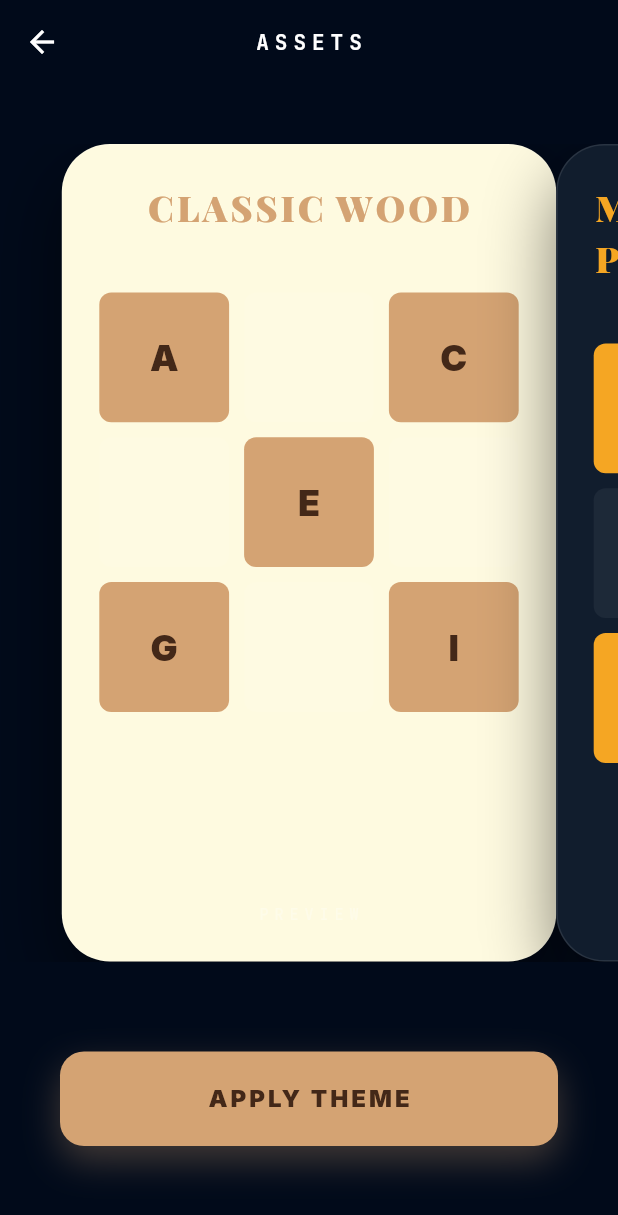
After one commit to The-honoured1/scrabble, a Flutter app: the AssetManagementScreen screen opened directly, on a phone screen of 412 x 824 dp. The commit adds this screen. Shown: the top 1215 px of the screen. Run offline on Flutter 3.47's test engine with Material 3 defaults, Android fonts, the light colour scheme and no system bars; our stand-ins replace animated_flip_counter, animated_text_kit, confetti, flutter_staggered_animations, google_fonts, shimmer; network calls fail; statements that could not run were skipped.

Commit message:
feat: integrate dictionary validation with shake feedback and add asset management screen to settings

```diff
--- a/lib/main.dart
+++ b/lib/main.dart
@@ -2,7 +2,11 @@ import 'package:flutter/material.dart';
 import 'package:scrabble/core/theme.dart';
 import 'package:scrabble/presentation/screens/splash_screen.dart';
 
-void main() {
+import 'package:scrabble/services/dictionary_service.dart';
+
+void main() async {
+  WidgetsFlutterBinding.ensureInitialized();
+  await DictionaryService().loadDictionary();
   runApp(const ScrabbleApp());
 }
 
--- /dev/null
+++ b/lib/presentation/screens/asset_management_screen.dart
@@ -0,0 +1,242 @@
+import 'package:flutter/material.dart';
+import 'package:google_fonts/google_fonts.dart';
+import 'package:scrabble/core/theme.dart';
+import 'package:scrabble/core/motion.dart';
+import 'package:flutter_staggered_animations/flutter_staggered_animations.dart';
+
+class AssetManagementScreen extends StatefulWidget {
+  const AssetManagementScreen({super.key});
+
+  @override
+  State<AssetManagementScreen> createState() => _AssetManagementScreenState();
+}
+
+class _AssetManagementScreenState extends State<AssetManagementScreen> {
+  final PageController _pageController = PageController(viewportFraction: 0.8);
+  int _currentPack = 0;
+
+  final List<AssetPack> _packs = [
+    AssetPack(
+      name: 'CLASSIC WOOD',
+      tileColor: const Color(0xFFD4A373),
+      textColor: const Color(0xFF432818),
+      boardColor: const Color(0xFFFEFAE0),
+      premiumColor: const Color(0xFFBC6C25),
+    ),
+    AssetPack(
+      name: 'MIDNIGHT PREMIUM',
+      tileColor: AppColors.primary,
+      textColor: AppColors.background,
+      boardColor: AppColors.surface,
+      premiumColor: AppColors.secondary,
+    ),
+    AssetPack(
+      name: 'NEON PULSE',
+      tileColor: const Color(0xFF00FFD1),
+      textColor: Colors.black,
+      boardColor: const Color(0xFF0D0221),
+      premiumColor: const Color(0xFFFF006E),
+    ),
+  ];
+
+  void _applyPack() async {
+    HapticService.medium();
+    // In a real app, this would update a global theme provider
+    ScaffoldMessenger.of(context).showSnackBar(
+      SnackBar(
+        content: Text('${_packs[_currentPack].name} APPLIED!'),
+        backgroundColor: _packs[_currentPack].tileColor,
+        behavior: SnackBarBehavior.floating,
+      ),
+    );
+    await Future.delayed(const Duration(milliseconds: 400));
+    Navigator.pop(context);
+  }
+
+  @override
+  Widget build(BuildContext context) {
+    return Scaffold(
+      backgroundColor: AppColors.background,
+      appBar: AppBar(
+        backgroundColor: Colors.transparent,
+        elevation: 0,
+        title: Text(
+          'ASSETS',
+          style: GoogleFonts.jetBrainsMono(
+            fontSize: 14,
+            fontWeight: FontWeight.bold,
+            letterSpacing: 4,
+          ),
+        ),
+        centerTitle: true,
+      ),
+      body: Column(
+        children: [
+          const SizedBox(height: 40),
+          Expanded(
+            child: PageView.builder(
+              controller: _pageController,
+              onPageChanged: (index) => setState(() => _currentPack = index),
+              itemCount: _packs.length,
+              itemBuilder: (context, index) {
+                final pack = _packs[index];
+                return AnimatedBuilder(
+                  animation: _pageController,
+                  builder: (context, child) {
+                    double value = 1.0;
+                    if (_pageController.position.haveDimensions) {
+                      value = _pageController.page! - index;
+                      value = (1 - (value.abs() * 0.2)).clamp(0.0, 1.0);
+                    }
+                    return Transform.scale(
+                      scale: value,
+                      child: _PackPreviewCard(pack: pack),
+                    );
+                  },
+                );
+              },
+            ),
+          ),
+          const SizedBox(height: 60),
+
+          // Apply Button
+          Padding(
+            padding: const EdgeInsets.symmetric(horizontal: 40),
+            child: SpringyFeedback(
+              onTap: _applyPack,
+              child: Container(
+                width: double.infinity,
+                padding: const EdgeInsets.symmetric(vertical: 20),
+                decoration: BoxDecoration(
+                  color: _packs[_currentPack].tileColor,
+                  borderRadius: BorderRadius.circular(16),
+                  boxShadow: [
+                    BoxShadow(
+                      color: _packs[_currentPack].tileColor.withOpacity(0.3),
+                      blurRadius: 20,
+                      offset: const Offset(0, 10),
+                    ),
+                  ],
+                ),
+                child: Center(
+                  child: Text(
+                    'APPLY THEME',
+                    style: TextStyle(
+                      color: _packs[_currentPack].textColor,
+                      fontWeight: FontWeight.w900,
+                      fontSize: 16,
+                      letterSpacing: 2,
+                    ),
+                  ),
+                ),
+              ),
+            ),
+          ),
+          const SizedBox(height: 60),
+        ],
+      ),
+    );
+  }
+}
+
+class _PackPreviewCard extends StatelessWidget {
+  final AssetPack pack;
+
+  const _PackPreviewCard({required this.pack});
+
+  @override
+  Widget build(BuildContext context) {
+    return Container(
+      decoration: BoxDecoration(
+        color: pack.boardColor,
+        borderRadius: BorderRadius.circular(32),
+        border: Border.all(color: Colors.white10),
+        boxShadow: [
+          BoxShadow(
+            color: Colors.black.withOpacity(0.5),
+            blurRadius: 40,
+            offset: const Offset(0, 20),
+          ),
+        ],
+      ),
+      padding: const EdgeInsets.all(24),
+      child: Column(
+        children: [
+          Text(
+            pack.name,
+            style: GoogleFonts.playfairDisplay(
+              fontSize: 24,
+              fontWeight: FontWeight.w900,
+              color: pack.tileColor,
+              letterSpacing: 2,
+            ),
+          ),
+          const SizedBox(height: 40),
+          // 3x3 Sample Board
+          Expanded(
+            child: GridView.builder(
+              physics: const NeverScrollableScrollPhysics(),
+              gridDelegate: const SliverGridDelegateWithFixedCrossAxisCount(
+                crossAxisCount: 3,
+                mainAxisSpacing: 10,
+                crossAxisSpacing: 10,
+              ),
+              itemCount: 9,
+              itemBuilder: (context, index) {
+                final isTile = index % 2 == 0;
+                final isPremium = index == 4;
+                return Container(
+                  decoration: BoxDecoration(
+                    color: isTile
+                        ? pack.tileColor
+                        : isPremium
+                            ? pack.premiumColor.withOpacity(0.4)
+                            : Colors.white.withOpacity(0.05),
+                    borderRadius: BorderRadius.circular(8),
+                  ),
+                  child: isTile
+                      ? Center(
+                          child: Text(
+                            String.fromCharCode(65 + index),
+                            style: TextStyle(
+                              color: pack.textColor,
+                              fontWeight: FontWeight.w900,
+                              fontSize: 24,
+                            ),
+                          ),
+                        )
+                      : null,
+                );
+              },
+            ),
+          ),
+          const SizedBox(height: 20),
+          Text(
+            'PREVIEW',
+            style: GoogleFonts.jetBrainsMono(
+              fontSize: 10,
+              color: Colors.white30,
+              letterSpacing: 4,
+            ),
+          ),
+        ],
+      ),
+    );
+  }
+}
+
+class AssetPack {
+  final String name;
+  final Color tileColor;
+  final Color textColor;
+  final Color boardColor;
+  final Color premiumColor;
+
+  AssetPack({
+    required this.name,
+    required this.tileColor,
+    required this.textColor,
+    required this.boardColor,
+    required this.premiumColor,
+  });
+}
```
Also changed, not shown: lib/presentation/screens/game_screen.dart (+57 -30 lines), lib/presentation/screens/settings_screen.dart (+17 -6 lines).
